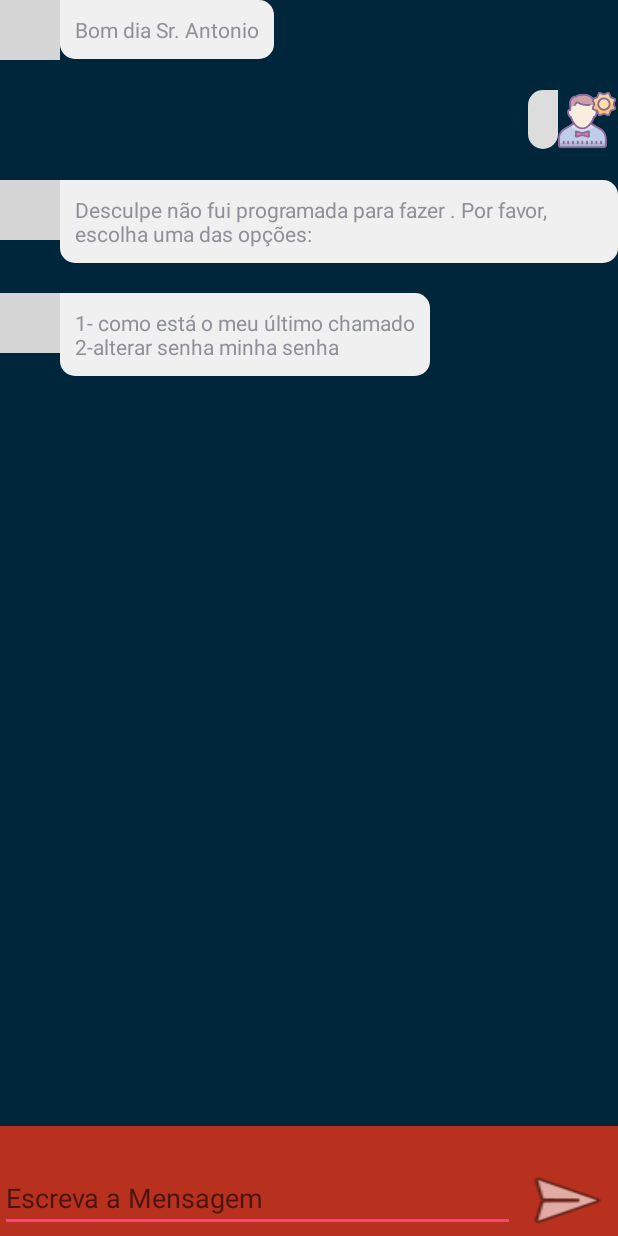
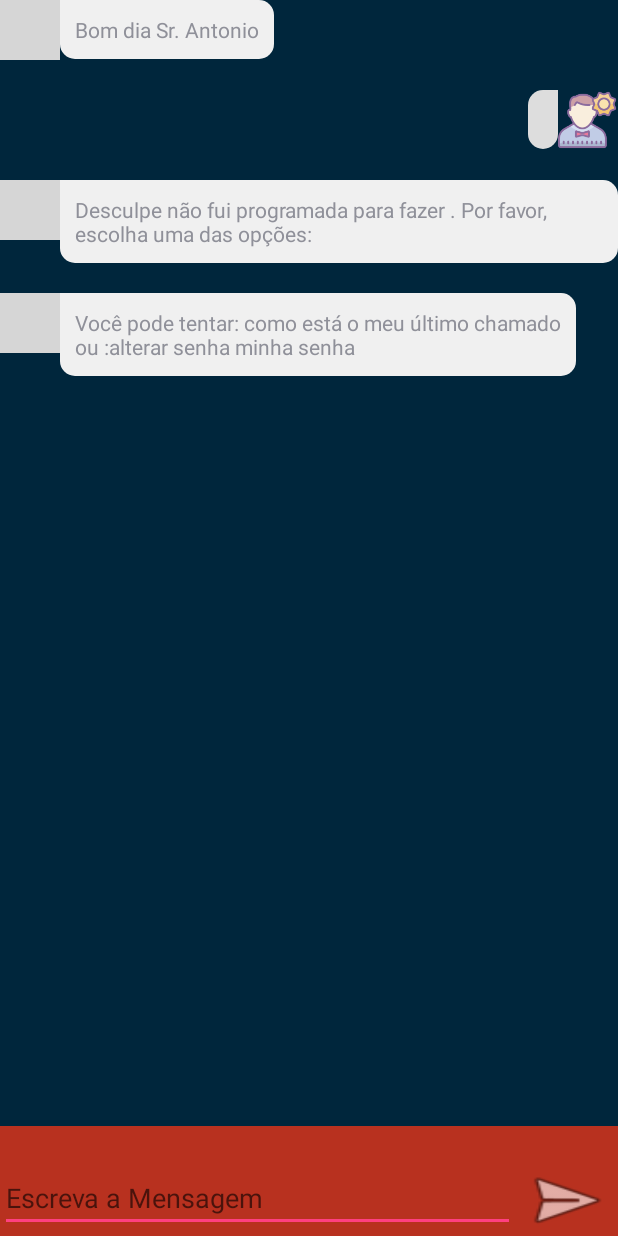
Before and after one commit to AlvaroAugustoZago/Djenypher, an Android app: the Main screen opened directly, with no data from a screen before it, after a tap on an icon or button, on a phone screen of 412 x 824 dp. Run offline under Robolectric (Android 15) with nearby library versions, the phone set to English and light mode, and no system bars; grey boxes are pictures that could not be loaded.

Commit message:
tela main e strings.xml

```diff
--- a/app/src/main/java/com/example/alfarrthebard/chatfaq/Main.java
+++ b/app/src/main/java/com/example/alfarrthebard/chatfaq/Main.java
@@ -29,8 +29,10 @@ public class Main extends AppCompatActivity {
 
     Activity activity = (Activity) this;
     private String[] questoes = {
-            "como está", "o meu último chamado", "alterar", "senha", "minha senha"
+            "como está", "o meu último chamado", "alterar", "senha", "minha senha","olá","ola","oi"
+            ,"alô","alo","obrigado","obrigada","jennifer?","como vai?","como você", "alterar senha"
     };
+    private boolean pulaQuestao = false;
     private boolean validaSenha = false;
     private String primeiraSenha = null;
     private String segundaSenha = null;
@@ -39,13 +41,13 @@ public class Main extends AppCompatActivity {
     protected void onCreate(Bundle savedInstanceState) {
         super.onCreate(savedInstanceState);
         setContentView(R.layout.activity_main);
-        FireBaseJennifer fireBaseJennifer = new FireBaseJennifer();
-        try {
-            fireBaseJennifer.connect();
-        } catch (IOException e) {
-            e.printStackTrace();
-        }
-        fireBaseJennifer.gravar();
+//        FireBaseJennifer fireBaseJennifer = new FireBaseJennifer();
+//        try {
+//            fireBaseJennifer.connect();
+//        } catch (IOException e) {
+//            e.printStackTrace();
+//        }
+//        fireBaseJennifer.gravar();
 
         Button button = (Button) findViewById(R.id.sendMessage);
         addChild(getSaudacao() + " Sr. Antonio", false, true);
@@ -53,6 +55,7 @@ public class Main extends AppCompatActivity {
 
             @Override
             public void onClick(View v) {
+                pulaQuestao = true;
                 EditText edit = (EditText) findViewById(R.id.caixaTexto);
                 String result = edit.getText().toString();
                 edit.setText("");
@@ -61,25 +64,25 @@ public class Main extends AppCompatActivity {
 
                 // *************************** Parte IAAGO
 
-                if(     result.toLowerCase().contains("olá")||
-                        result.toLowerCase().contains("ola")||
-                        result.toLowerCase().contains("oi")||
-                        result.toLowerCase().contains("alô")||
-                        result.toLowerCase().contains("alo")){
+                if (result.toLowerCase().contains(questoes[5]) ||
+                        result.toLowerCase().contains(questoes[6]) ||
+                        result.toLowerCase().contains(questoes[7]) ||
+                        result.toLowerCase().contains(questoes[8]) ||
+                        result.toLowerCase().contains(questoes[9])) {
                     addChild("Olá Sr. Antônio, como posso ajudá-lo", false, false);
                 }
 
-                if(     result.toLowerCase().contains("obrigado")||
-                        result.toLowerCase().contains("obrigada")){
+                if (result.toLowerCase().contains(questoes[10]) ||
+                        result.toLowerCase().contains(questoes[11])) {
                     addChild("De nada. É sempre um prazer poder te ajudar.", false, false);
                 }
 
-                if(result.toLowerCase().contains("jennifer?")){
+                if (result.toLowerCase().contains(questoes[12])) {
                     addChild("antônio?", false, false);
                 }
 
-                if(     result.toLowerCase().contains("como vai?")||
-                        result.toLowerCase().contains("como você")) {
+                if (result.toLowerCase().contains(questoes[13]) ||
+                        result.toLowerCase().contains(questoes[14])) {
                     addChild("Estou sempre muito ocupada, atendendo vários clientes ao mesmo tempo.", false, false);
                     addChild("Mas estou muito feliz em ser sua assistente.", false, false);
                 }
@@ -93,41 +96,44 @@ public class Main extends AppCompatActivity {
                         primeiraSenha = null;
                         segundaSenha = null;
                         validaSenha = false;
-
+                        pulaQuestao = false;
                     } else {
                         addChild("Ops! Senha difere da primeira. Tente novamente", false, false);
                         primeiraSenha = null;
                         segundaSenha = null;
                         validaSenha = false;
                         result = "alterar senha";
+                        pulaQuestao = false;
                     }
                 }
                 if (validaSenha == true) {
                     primeiraSenha = result;
                     addChild("Confirme a sua senha", false, false);
+                    pulaQuestao = false;
                 }
-                if (result.contains(questoes[2]) && result.contains(questoes[3]) || result.contains(questoes[4])) {
+                if ((result.contains(questoes[2]) && result.contains(questoes[3]) || result.contains(questoes[4]) || result.contains(questoes[15]))) {
 
                     addChild("Certo. Qual será a nova senha? ", false, false);
+                    pulaQuestao = false;
                     validaSenha = true;
                 }
 
                 //Abertura de chamado
-                if (result.contains(questoes[0]) || result.contains(questoes[1])) {
+                if ((result.contains(questoes[0]) || result.contains(questoes[1]))) {
                     addChild("Vou verificar para você em 1 minuto!", false, false);
                     timerTask("Ainda está em triagem!" + "\n" + "Pode deixar que te aviso quando o status mudar ;)");
-
-
+                    pulaQuestao = false;
                     timerNotification();
                 }
 
-                List<String> list = Arrays.asList(questoes);
+                if (pulaQuestao){
+                    List<String> list = Arrays.asList(questoes);
 
-                if(!list.contains(result)){
-                    addChild("Desculpe não fui programada para fazer " + result + ". Por favor, escolha uma das opções:", false, false);
-                    addChild("1- "+questoes[0] +" "+questoes[1]+"\n2-"+questoes[2]+" "+questoes[3]+" "+questoes[4],false,false);
+                    if (!list.contains(result.toLowerCase())) {
+                        addChild("Desculpe não fui programada para fazer " + result + ". Por favor, escolha uma das opções:", false, false);
+                        addChild("Você pode tentar: " + questoes[0] + " " + questoes[1] + "\n" + "ou :" + questoes[2] + " " + questoes[3] + " " + questoes[4], false, false);
+                    }
                 }
-
             }
         });
     }
--- a/app/src/main/res/values/strings.xml
+++ b/app/src/main/res/values/strings.xml
@@ -4,7 +4,7 @@
     <string name="title_activity_slider">SliderActivity</string>
 
     <string name="home">Home</string>
-    <string name="next">Next</string>
-    <string name="skip">Skip</string>
-    <string name="start">Start</string>
+    <string name="next">Próximo</string>
+    <string name="skip">Pular</string>
+    <string name="start">Começar</string>
 </resources>
```
